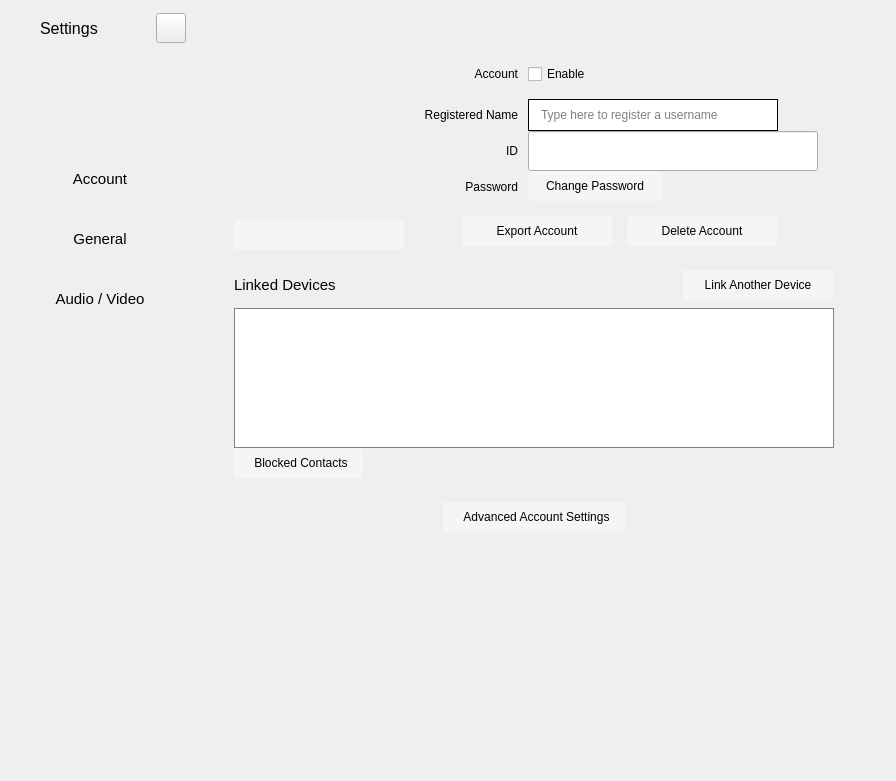
Old version of the form settingswidget.ui in the repository savoirfairelinux/jami-client-windows.
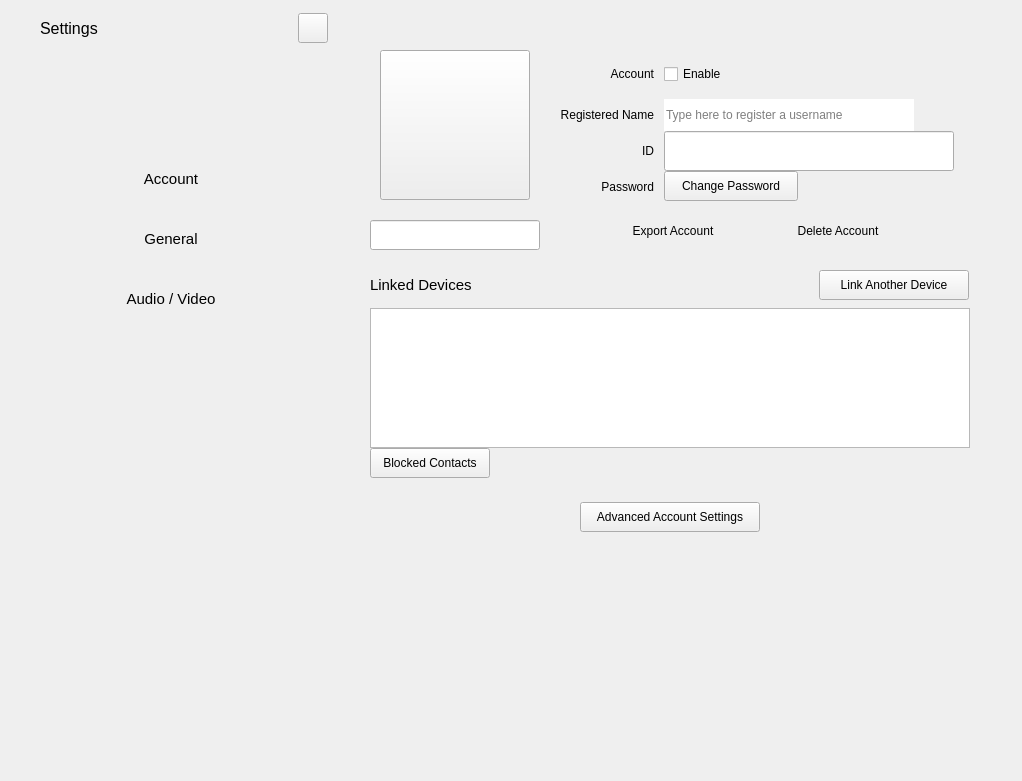
New version of the form. The open tabs and pages were chosen to show the change. Icons and pictures are not drawn. Custom widgets are drawn as their Qt base class.

What changed in the file:
```diff
--- a/settingswidget.ui
+++ b/settingswidget.ui
@@ -6,16 +6,13 @@
    <rect>
     <x>0</x>
     <y>0</y>
-    <width>896</width>
+    <width>1016</width>
     <height>781</height>
    </rect>
   </property>
   <property name="windowTitle">
    <string>Form</string>
   </property>
-  <property name="styleSheet">
-   <string notr="true"/>
-  </property>
   <layout class="QHBoxLayout" name="horizontalLayout_3">
    <property name="spacing">
     <number>0</number>
@@ -60,13 +57,13 @@
         </property>
         <property name="minimumSize">
          <size>
-          <width>0</width>
+          <width>342</width>
           <height>0</height>
          </size>
         </property>
         <property name="maximumSize">
          <size>
-          <width>16777215</width>
+          <width>342</width>
           <height>16777215</height>
          </size>
         </property>
@@ -76,9 +73,6 @@
           <height>0</height>
          </size>
         </property>
-        <property name="styleSheet">
-         <string notr="true"/>
-        </property>
         <layout class="QVBoxLayout" name="leftVerticalLayout" stretch="0,0,0,1,0,0,0,5">
          <property name="spacing">
           <number>0</number>
@@ -178,9 +172,6 @@
                <height>30</height>
               </size>
              </property>
-             <property name="styleSheet">
-              <string notr="true"/>
-             </property>
              <property name="text">
               <string/>
              </property>
@@ -247,9 +238,6 @@
            <property name="mouseTracking">
             <bool>true</bool>
            </property>
-           <property name="styleSheet">
-            <string notr="true"/>
-           </property>
            <property name="text">
             <string>Account</string>
            </property>
@@ -291,9 +279,6 @@
            <property name="mouseTracking">
             <bool>true</bool>
            </property>
-           <property name="styleSheet">
-            <string notr="true"/>
-           </property>
            <property name="text">
             <string>General</string>
            </property>
@@ -335,9 +320,6 @@
            <property name="mouseTracking">
             <bool>true</bool>
            </property>
-           <property name="styleSheet">
-            <string notr="true"/>
-           </property>
            <property name="text">
             <string>Audio / Video</string>
            </property>
@@ -382,9 +364,6 @@
           <height>16777215</height>
          </size>
         </property>
-        <property name="styleSheet">
-         <string notr="true"/>
-        </property>
         <layout class="QHBoxLayout" name="horizontalLayout_4" stretch="0">
          <property name="spacing">
           <number>0</number>
@@ -421,9 +400,6 @@
              <height>16777215</height>
             </size>
            </property>
-           <property name="styleSheet">
-            <string notr="true"/>
-           </property>
            <property name="currentIndex">
             <number>2</number>
            </property>
@@ -1070,9 +1046,6 @@
               <height>16777215</height>
              </size>
             </property>
-            <property name="styleSheet">
-             <string notr="true"/>
-            </property>
             <layout class="QVBoxLayout" name="verticalLayout_2">
              <property name="spacing">
               <number>0</number>
@@ -1121,12 +1094,9 @@
                   <x>0</x>
                   <y>0</y>
                   <width>625</width>
-                  <height>580</height>
+                  <height>560</height>
                  </rect>
                 </property>
-                <property name="styleSheet">
-                 <string notr="true"/>
-                </property>
                 <layout class="QHBoxLayout" name="horizontalLayout_12" stretch="0">
                  <property name="spacing">
                   <number>0</number>
@@ -1280,9 +1250,6 @@
                                 <property name="cursor">
                                  <cursorShape>PointingHandCursor</cursorShape>
                                 </property>
-                                <property name="styleSheet">
-                                 <string notr="true">border: none;</string>
-                                </property>
                                 <property name="text">
                                  <string/>
                                 </property>
@@ -1336,9 +1303,6 @@
                                   <stylestrategy>PreferAntialias</stylestrategy>
                                  </font>
                                 </property>
-                                <property name="styleSheet">
-                                 <string notr="true">border: 0px; border-radius: 3px; background: rgb(245, 245, 245);</string>
-                                </property>
                                 <property name="text">
                                  <string/>
                                 </property>
@@ -1705,9 +1669,6 @@
                                     <property name="layoutDirection">
                                      <enum>Qt::LeftToRight</enum>
                                     </property>
-                                    <property name="styleSheet">
-                                     <string notr="true"/>
-                                    </property>
                                     <property name="text">
                                      <string>Enable</string>
                                     </property>
@@ -1762,9 +1723,6 @@
                                     <property name="mouseTracking">
                                      <bool>true</bool>
                                     </property>
-                                    <property name="styleSheet">
-                                     <string notr="true">padding-left: 10; border: 1px solid black;</string>
-                                    </property>
                                     <property name="text">
                                      <string/>
                                     </property>
@@ -1865,9 +1823,6 @@
                                     <property name="layoutDirection">
                                      <enum>Qt::RightToLeft</enum>
                                     </property>
-                                    <property name="styleSheet">
-                                     <string notr="true"/>
-                                    </property>
                                     <property name="text">
                                      <string/>
                                     </property>
@@ -1928,11 +1883,6 @@
                                       <underline>false</underline>
                                      </font>
                                     </property>
-                                    <property name="styleSheet">
-                                     <string notr="true">border: 0px; border-radius: 3px; background: rgb(245, 245, 245);
-padding: 5px;
-</string>
-                                    </property>
                                     <property name="text">
                                      <string>Change Password</string>
                                     </property>
@@ -2006,11 +1956,6 @@
                                   <pointsize>9</pointsize>
                                  </font>
                                 </property>
-                                <property name="styleSheet">
-                                 <string notr="true">border: 0px; border-radius: 3px; background: rgb(245, 245, 245);
-padding: 5px;
-</string>
-                                </property>
                                 <property name="text">
                                  <string>Export Account</string>
                                 </property>
@@ -2032,11 +1977,6 @@
                                   <pointsize>9</pointsize>
                                  </font>
                                 </property>
-                                <property name="styleSheet">
-                                 <string notr="true">border: 0px; border-radius: 3px; background: rgb(245, 245, 245);
-padding: 5px;
-</string>
-                                </property>
                                 <property name="text">
                                  <string>Delete Account</string>
                                 </property>
@@ -2179,11 +2119,6 @@
                               <pointsize>9</pointsize>
                              </font>
                             </property>
-                            <property name="styleSheet">
-                             <string notr="true">border: 0px; border-radius: 3px; background: rgb(245, 245, 245);
-padding: 5px;
-</string>
-                            </property>
                             <property name="text">
                              <string>Link Another Device</string>
                             </property>
@@ -2220,9 +2155,6 @@
                             <height>130</height>
                            </size>
                           </property>
-                          <property name="styleSheet">
-                           <string notr="true">border: 1px solid grey;</string>
-                          </property>
                           <property name="frameShadow">
                            <enum>QFrame::Plain</enum>
                           </property>
@@ -2270,12 +2202,6 @@
                             <property name="layoutDirection">
                              <enum>Qt::RightToLeft</enum>
                             </property>
-                            <property name="styleSheet">
-                             <string notr="true">border: 0px; border-radius: 3px; background: rgb(245, 245, 245);
-padding-right: 20px;
-padding-left: 15px;
-</string>
-                            </property>
                             <property name="text">
                              <string>Blocked Contacts</string>
                             </property>
@@ -2364,12 +2290,6 @@
                             <property name="layoutDirection">
                              <enum>Qt::RightToLeft</enum>
                             </property>
-                            <property name="styleSheet">
-                             <string notr="true">border: 0px; border-radius: 3px; background: rgb(245, 245, 245);
-padding-right: 20px;
-padding-left: 15px;
-</string>
-                            </property>
                             <property name="text">
                              <string>Advanced Account Settings</string>
                             </property>
```
Left out of the diff: 67 changed lines with no effect on the pictures.
